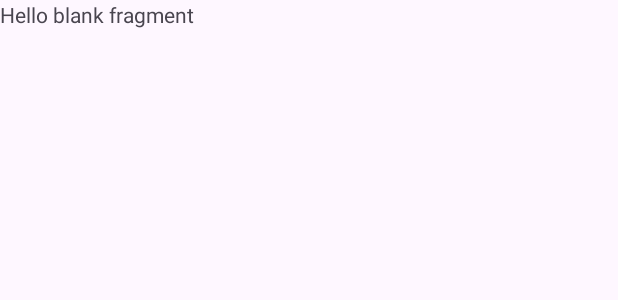
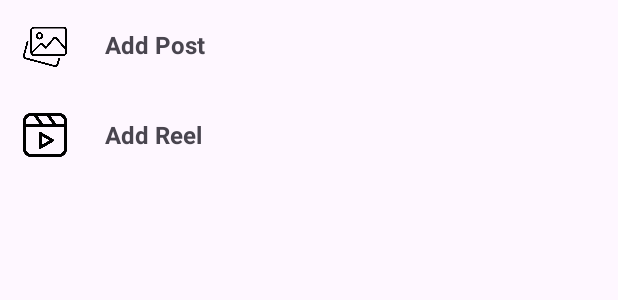
Before and after one commit to Kartik42890/Instagram-imitation, an Android app: the layout fragment_add.xml on its own in the app's theme, with its tools: preview values and no code run, on a phone screen of 412 x 824 dp. Shown: the top 300 px of the screen. Run offline under Robolectric (Android 15) with nearby library versions, the phone set to English and light mode, and no system bars.

Commit message:
created add post and reel

```diff
--- a/app/src/main/AndroidManifest.xml
+++ b/app/src/main/AndroidManifest.xml
@@ -14,6 +14,12 @@
         android:supportsRtl="true"
         android:theme="@style/Theme.InstagramClone"
         tools:targetApi="31">
+        <activity
+            android:name=".Post.ReelsActivity"
+            android:exported="false" />
+        <activity
+            android:name=".Post.PostActivity"
+            android:exported="false" />
         <activity
             android:name=".LoginActivity"
             android:exported="false" />
--- a/app/src/main/java/com/example/instagramclone/MainActivity.kt
+++ b/app/src/main/java/com/example/instagramclone/MainActivity.kt
@@ -21,6 +21,7 @@ class MainActivity : AppCompatActivity() {
         Handler(Looper.getMainLooper()).postDelayed({
             if (FirebaseAuth.getInstance().currentUser == null) {
                 startActivity(Intent(this@MainActivity, signUpActivityActivity::class.java))
+                finish()
             } else {
                 startActivity(Intent(this@MainActivity, HomeActivity::class.java))
                 finish()
--- a/app/src/main/res/layout/fragment_add.xml
+++ b/app/src/main/res/layout/fragment_add.xml
@@ -1,14 +1,59 @@
 <?xml version="1.0" encoding="utf-8"?>
-<FrameLayout xmlns:android="http://schemas.android.com/apk/res/android"
+<LinearLayout xmlns:android="http://schemas.android.com/apk/res/android"
     xmlns:tools="http://schemas.android.com/tools"
     android:layout_width="match_parent"
     android:layout_height="match_parent"
+    android:orientation="vertical"
     tools:context=".fragments.addFragment">
 
-    <!-- TODO: Update blank fragment layout -->
-    <TextView
+    <LinearLayout
+        android:id="@+id/post"
         android:layout_width="match_parent"
-        android:layout_height="match_parent"
-        android:text="@string/hello_blank_fragment" />
+        android:layout_height="wrap_content"
+        android:layout_margin="10dp"
+        android:orientation="horizontal">
 
-</FrameLayout>
+        <ImageView
+            android:id="@+id/imageView4"
+            android:layout_width="40dp"
+            android:layout_height="40dp"
+            android:padding="5dp"
+
+            android:src="@drawable/gallery" />
+
+        <TextView
+            android:id="@+id/textView2"
+            android:layout_width="wrap_content"
+            android:layout_height="match_parent"
+            android:layout_marginLeft="20dp"
+            android:layout_weight="1"
+            android:gravity="center_vertical"
+            android:text="Add Post"
+            android:textSize="16sp"
+            android:textStyle="bold" />
+    </LinearLayout>
+
+    <LinearLayout
+        android:id="@+id/reel"
+        android:layout_width="match_parent"
+        android:layout_height="wrap_content"
+        android:layout_margin="10dp"
+        android:orientation="horizontal">
+
+        <ImageView
+            android:layout_width="40dp"
+            android:layout_height="40dp"
+            android:padding="5dp"
+            android:src="@drawable/video" />
+
+        <TextView
+            android:layout_width="wrap_content"
+            android:layout_height="match_parent"
+            android:layout_marginLeft="20dp"
+            android:layout_weight="1"
+            android:gravity="center_vertical"
+            android:text="Add Reel"
+            android:textSize="16sp"
+            android:textStyle="bold" />
+    </LinearLayout>
+</LinearLayout>
--- a/app/src/main/res/navigation/mobile_navigation.xml
+++ b/app/src/main/res/navigation/mobile_navigation.xml
@@ -14,7 +14,7 @@
         android:name="com.example.instagramclone.fragments.SearchFragment"
         android:label="fragment_search"
         tools:layout="@layout/fragment_search" />
-    <fragment
+    <dialog
         android:id="@+id/add"
         android:name="com.example.instagramclone.fragments.addFragment"
         android:label="fragment_add"
```
Also changed, not shown: app/src/main/java/com/example/instagramclone/Post/PostActivity.kt (added, +12 -0 lines), app/src/main/java/com/example/instagramclone/Post/ReelsActivity.kt (added, +12 -0 lines), app/src/main/java/com/example/instagramclone/fragments/addFragment.kt (+17 -4 lines), app/src/main/res/layout/activity_post.xml (added, +20 -0 lines), app/src/main/res/layout/activity_reels.xml (added, +9 -0 lines), app/src/main/res/drawable/gallery.png (added).
